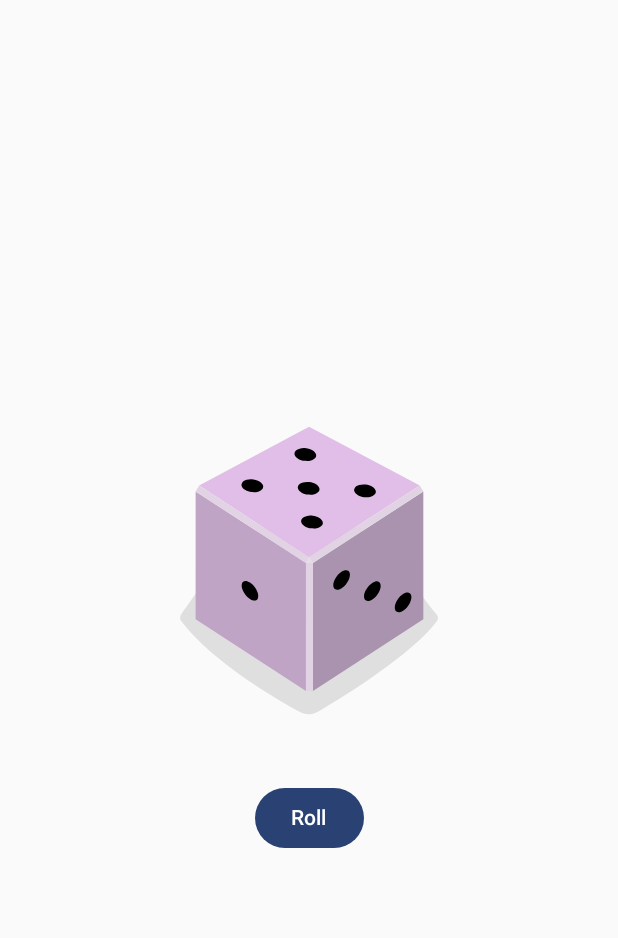
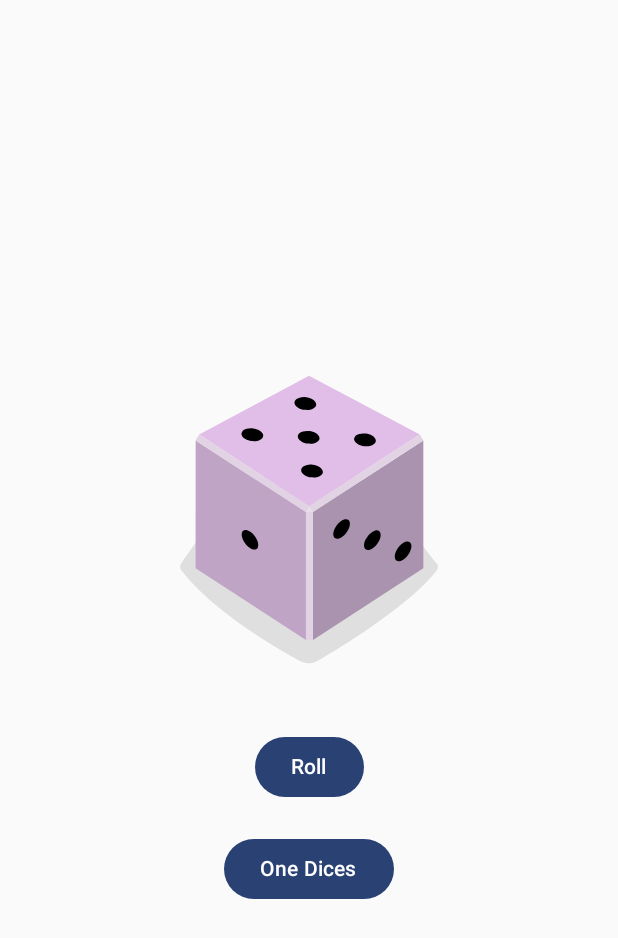
Before and after one commit to luzayadio/DiceRoller, an Android app built with Jetpack Compose: the screen it shows after launch (MainActivity), after a tap on "Roll", on a phone screen of 412 x 824 dp. Shown: the top 938 px of the screen. Run offline under Robolectric (Android 15) with nearby library versions, the phone set to English and light mode, and no system bars.

Commit message:
Two Dices

```diff
--- a/app/src/main/java/com/example/diceroller/MainActivity.kt
+++ b/app/src/main/java/com/example/diceroller/MainActivity.kt
@@ -5,6 +5,7 @@ import androidx.activity.ComponentActivity
 import androidx.activity.compose.setContent
 import androidx.compose.foundation.Image
 import androidx.compose.foundation.layout.Column
+import androidx.compose.foundation.layout.Row
 import androidx.compose.foundation.layout.Spacer
 import androidx.compose.foundation.layout.fillMaxSize
 import androidx.compose.foundation.layout.height
@@ -43,8 +44,18 @@ class MainActivity : ComponentActivity() {
 
 @Composable
 fun DiceWithButtonAndImage(modifier: Modifier = Modifier) {
-    var result by remember { mutableStateOf(1) }
-    val imageResource = when (result) {
+    var qtd by remember { mutableStateOf(1) }
+    var result1 by remember { mutableStateOf(1) }
+    var result2 by remember { mutableStateOf(1) }
+    val imageResource1 = when (result1) {
+        1 -> R.drawable.dice_1
+        2 -> R.drawable.dice_2
+        3 -> R.drawable.dice_3
+        4 -> R.drawable.dice_4
+        5 -> R.drawable.dice_5
+        else -> R.drawable.dice_6
+    }
+    val imageResource2 = when (result2) {
         1 -> R.drawable.dice_1
         2 -> R.drawable.dice_2
         3 -> R.drawable.dice_3
@@ -54,20 +65,42 @@ fun DiceWithButtonAndImage(modifier: Modifier = Modifier) {
     }
 
     fun changeValue() {
-        val a = result
-        result = (1..6).random()
-        if(a == result) changeValue()
+        result1 = (1..6).random()
+        if(qtd == 2)
+            result2 = (1..6).random()
+        /*if(qtd in 1..2) {
+            val a = result1
+            result1 = (1..6).random()
+            if (a == result1) changeValue()
+        }
+        if(qtd == 2) {
+            val a = result2
+            result2 = (1..6).random()
+            if (a == result2) changeValue()
+        }*/
     }
 
     Column(modifier = modifier,
         horizontalAlignment = Alignment.CenterHorizontally) {
-        Image(
-            painter = painterResource(imageResource),
-            contentDescription = "$result"
-        )
+        Row {
+            Image(
+                painter = painterResource(imageResource1),
+                contentDescription = "$result1"
+            )
+            if (qtd == 2) {
+                Image(
+                    painter = painterResource(imageResource2),
+                    contentDescription = "$result2"
+                )
+            }
+        }
         Spacer(modifier = Modifier.height(16.dp))
         Button(onClick = { changeValue() }) {
-            Text(stringResource(R.string.roll))
+            Text(stringResource(id = R.string.roll))
+        }
+        Spacer(modifier = Modifier.height(20.dp))
+        Button(onClick = { qtd = if(qtd == 1) 2 else 1 }) {
+            Text("${if(qtd == 1) stringResource(id = R.string.one) else stringResource(id = R.string.two)} " + stringResource(id = R.string.dices))
         }
     }
 }
--- a/app/src/main/res/values/strings.xml
+++ b/app/src/main/res/values/strings.xml
@@ -1,4 +1,7 @@
 <resources>
     <string name="app_name">DiceRoller</string>
     <string name="roll">Roll</string>
+    <string name="dices">Dices</string>
+    <string name="one">One</string>
+    <string name="two">Two</string>
 </resources>
```
